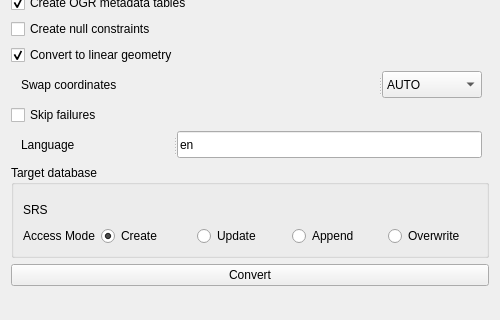
Old version of the form gml_application_schema_toolbox/ui/import_gmlas_panel.ui in the repository BRGM/gml_application_schema_toolbox; both pictures show x 0 to 500 and y 582 to 902 of the 500 by 902 pixel window.
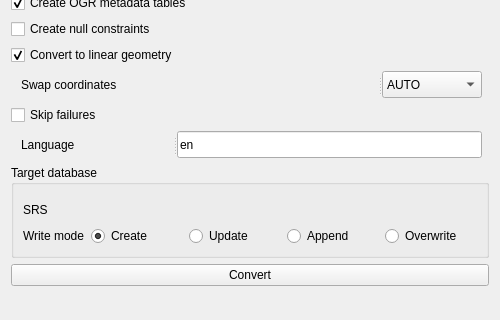
New version of the form. Custom widgets are drawn as their Qt base class.

```diff
--- a/gml_application_schema_toolbox/ui/import_gmlas_panel.ui
+++ b/gml_application_schema_toolbox/ui/import_gmlas_panel.ui
@@ -442,7 +442,7 @@
         <item row="1" column="0">
          <widget class="QLabel" name="label_7">
           <property name="text">
-           <string>Access Mode</string>
+           <string>Write mode</string>
           </property>
          </widget>
         </item>
```
